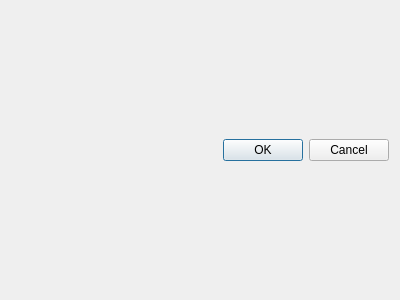
Above: src/plugins/azoth/bookmarkeditdialog.ui from 0xd34df00d/leechcraft before the change. Below: the same form after it.
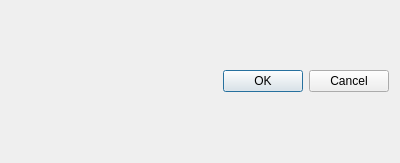
That is the form after the change.

Commit message: [Azoth] Added BookmarkEditDialog ctor accepting identifying data.

Patch:
```diff
--- a/src/plugins/azoth/bookmarkeditdialog.ui
+++ b/src/plugins/azoth/bookmarkeditdialog.ui
@@ -7,7 +7,7 @@
     <x>0</x>
     <y>0</y>
     <width>400</width>
-    <height>300</height>
+    <height>163</height>
    </rect>
   </property>
   <property name="windowTitle">
```
The commit also changes 2 other files.
